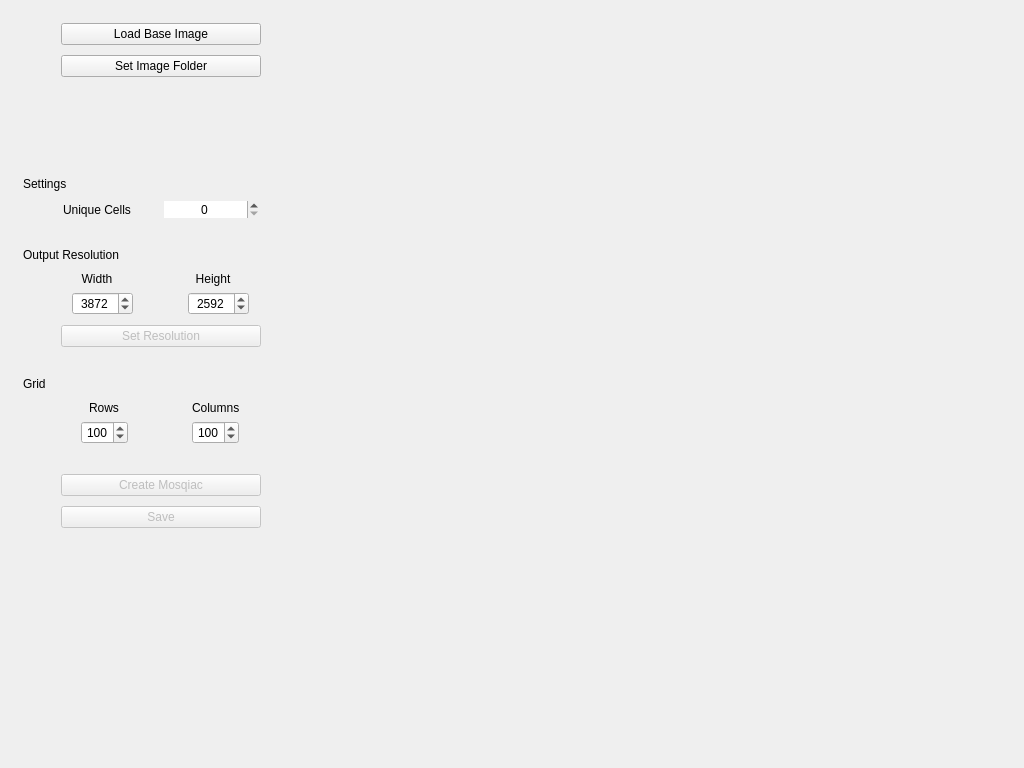
scheckmedia/ImageMosaicWall, file mainwindow.ui: the form before one commit.
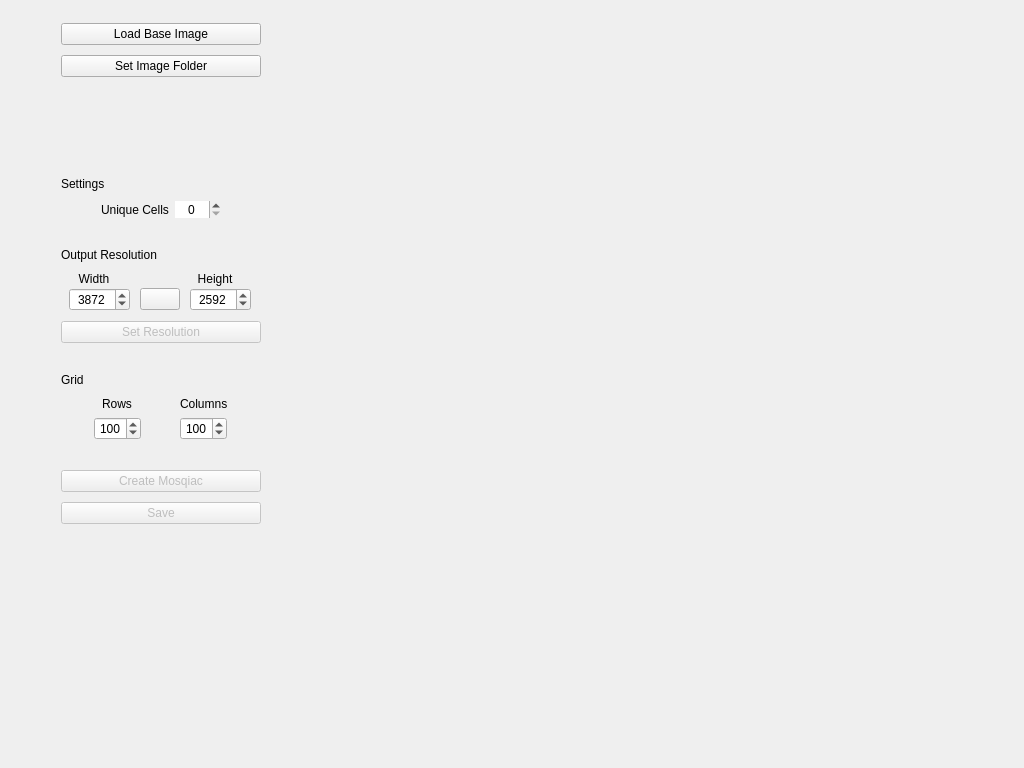
The form after the commit. Icons and pictures are not drawn.

Commit message: added lock resolution button for scaling the image and keep the aspect ratio

What changed in the file:
```diff
--- a/mainwindow.ui
+++ b/mainwindow.ui
@@ -198,7 +198,7 @@
              <property name="rightMargin">
               <number>40</number>
              </property>
-             <item>
+             <item alignment="Qt::AlignLeft">
               <widget class="QLabel" name="label_9">
                <property name="text">
                 <string>Unique Cells</string>
@@ -256,9 +256,12 @@
             </widget>
            </item>
            <item>
-            <layout class="QGridLayout" name="gridLayout_2">
-             <item row="0" column="1">
-              <widget class="QLabel" name="label_8">
+            <layout class="QGridLayout" name="gridLayout_2" columnstretch="1,1,1" columnminimumwidth="0,0,0">
+             <property name="spacing">
+              <number>2</number>
+             </property>
+             <item row="0" column="0">
+              <widget class="QLabel" name="label_7">
                <property name="sizePolicy">
                 <sizepolicy hsizetype="Fixed" vsizetype="Preferred">
                  <horstretch>0</horstretch>
@@ -278,7 +281,7 @@
                 </size>
                </property>
                <property name="text">
-                <string>Height</string>
+                <string>Width</string>
                </property>
                <property name="alignment">
                 <set>Qt::AlignCenter</set>
@@ -304,8 +307,8 @@
                </property>
               </widget>
              </item>
-             <item row="0" column="0">
-              <widget class="QLabel" name="label_7">
+             <item row="0" column="2">
+              <widget class="QLabel" name="label_8">
                <property name="sizePolicy">
                 <sizepolicy hsizetype="Fixed" vsizetype="Preferred">
                  <horstretch>0</horstretch>
@@ -319,14 +322,14 @@
                 </size>
                </property>
                <property name="text">
-                <string>Width</string>
+                <string>Height</string>
                </property>
                <property name="alignment">
                 <set>Qt::AlignCenter</set>
                </property>
               </widget>
              </item>
-             <item row="1" column="1">
+             <item row="1" column="2">
               <widget class="QSpinBox" name="sbHeight">
                <property name="alignment">
                 <set>Qt::AlignCenter</set>
@@ -339,6 +342,41 @@
                </property>
               </widget>
              </item>
+             <item row="1" column="1">
+              <widget class="QPushButton" name="btnLockRatio">
+               <property name="sizePolicy">
+                <sizepolicy hsizetype="Fixed" vsizetype="Fixed">
+                 <horstretch>0</horstretch>
+                 <verstretch>0</verstretch>
+                </sizepolicy>
+               </property>
+               <property name="text">
+                <string/>
+               </property>
+               <property name="icon">
+                <iconset resource="assets.qrc">
+                 <normaloff>:/icons/assets/opened.png</normaloff>:/icons/assets/opened.png</iconset>
+               </property>
+               <property name="iconSize">
+                <size>
+                 <width>24</width>
+                 <height>16</height>
+                </size>
+               </property>
+               <property name="checkable">
+                <bool>true</bool>
+               </property>
+               <property name="checked">
+                <bool>false</bool>
+               </property>
+               <property name="default">
+                <bool>false</bool>
+               </property>
+               <property name="flat">
+                <bool>false</bool>
+               </property>
+              </widget>
+             </item>
             </layout>
            </item>
            <item>
```
Left out of the diff: 15 changed lines with no effect on the pictures. The commit also changes 3 other files.
